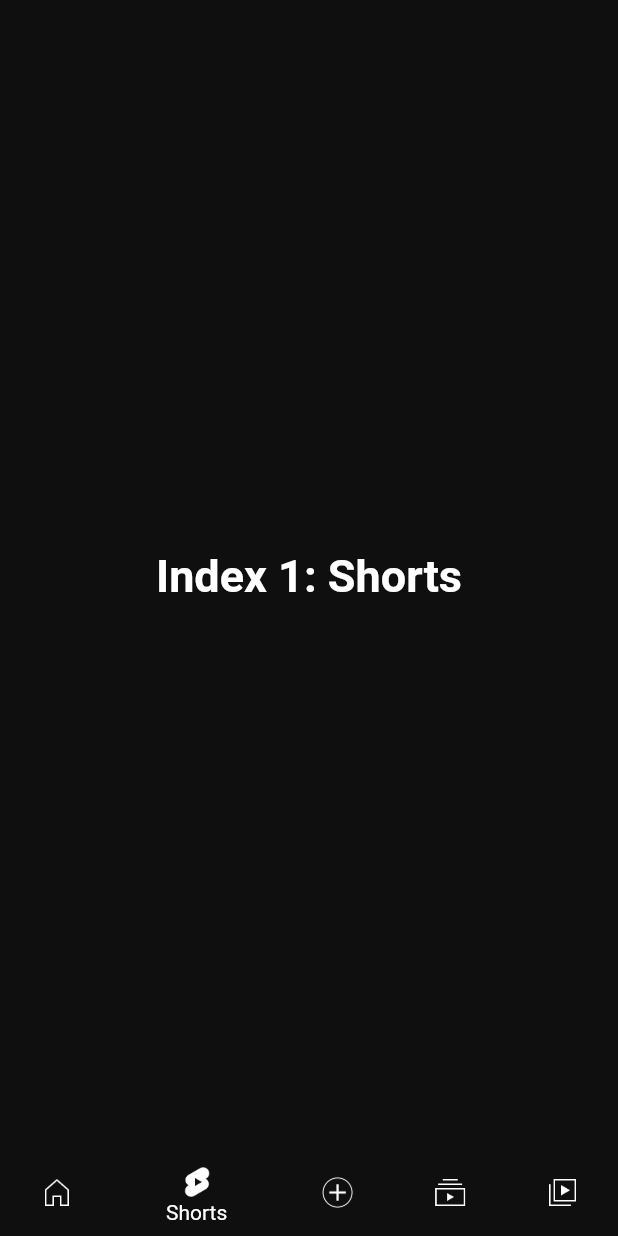
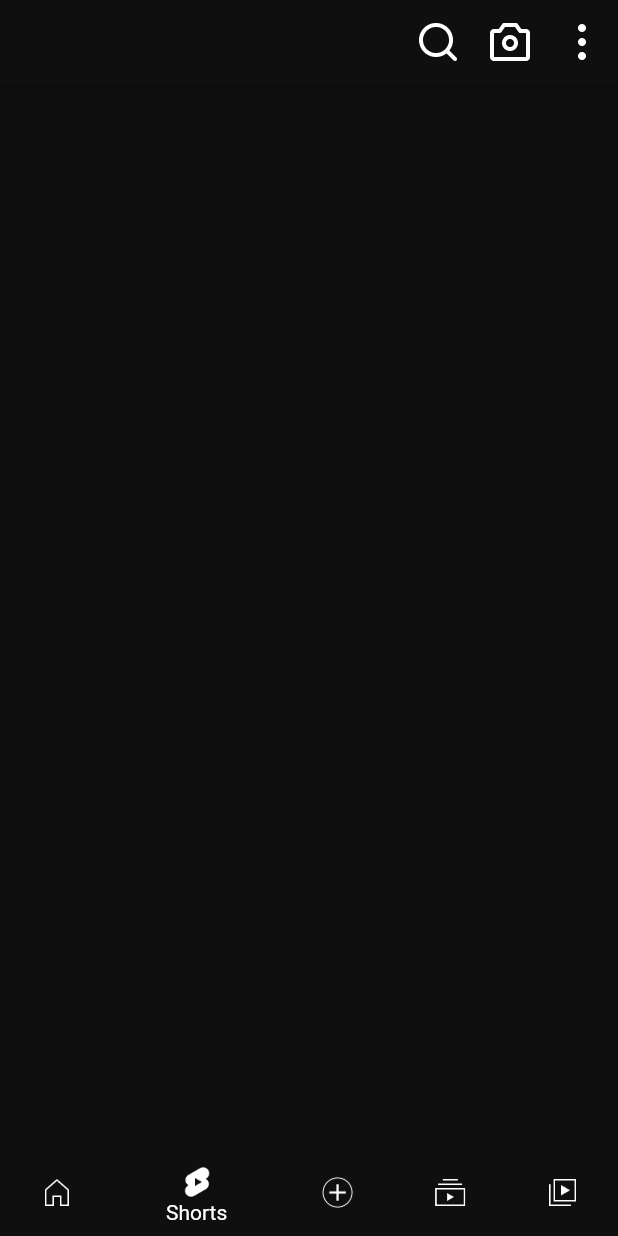
Before and after one commit to yuciferr/youtube_clone, a Flutter app: the screen it shows after launch, item 2 of the bottom bar chosen, on a phone screen of 412 x 824 dp. Run offline on Flutter 3.47's test engine with Material 2 defaults, Android fonts, the phone set to English and light mode, and no system bars.

Commit message:
Shorts page images and image Strings are added and modified on pubspec.yaml

```diff
--- a/lib/constants/image_strings.dart
+++ b/lib/constants/image_strings.dart
@@ -53,4 +53,23 @@ class MyImageStrings {
       'assets/icons/bottom_model_sheet_icons/bottom_sheet_go_live.png';
   static const String bottomSheetUploadAVideo =
       'assets/icons/bottom_model_sheet_icons/bottom_sheet_upload_a_video.png';
+
+  // shorts icons
+  static const String shortsCamera =
+      'assets/icons/shorts_icons/shorts_camera.png';
+  static const String shortsComment =
+      'assets/icons/shorts_icons/shorts_comment.png';
+  static const String shortsDetail =
+      'assets/icons/shorts_icons/shorts_detail.png';
+  static const String shortsDislike =
+      'assets/icons/shorts_icons/shorts_dislike.png';
+  static const String shortsLike = 'assets/icons/shorts_icons/shorts_like.png';
+  static const String shortsShare =
+      'assets/icons/shorts_icons/shorts_share.png';
+  static const String shortsSoundtrack =
+      'assets/icons/shorts_icons/shorts_soundtrack.png';
+  static const String shortsSubscribe =
+      'assets/icons/shorts_icons/shorts_subscribe.png';
+  static const String shortsSearch =
+      'assets/icons/shorts_icons/shorts_search.png';
 }
--- a/lib/main.dart
+++ b/lib/main.dart
@@ -45,7 +45,7 @@ class MyApp extends StatelessWidget {
         // or simply save your changes to "hot reload" in a Flutter IDE).
         // Notice that the counter didn't reset back to zero; the application
         // is not restarted.
-        primarySwatch: Colors.blue,
+        // primarySwatch: Colors.blue,
         backgroundColor: MyColors.blackMain,
         scaffoldBackgroundColor: MyColors.blackMain,
         appBarTheme: const AppBarTheme(
--- a/lib/screens/home_screen/main_with_bottom_navbar.dart
+++ b/lib/screens/home_screen/main_with_bottom_navbar.dart
@@ -1,6 +1,7 @@
 import 'package:flutter/material.dart';
 import 'package:youtube_clone/constants/colors.dart';
 import 'package:youtube_clone/constants/image_strings.dart';
+import 'package:youtube_clone/screens/home_screen/shorts_screen.dart';
 import 'package:youtube_clone/screens/home_screen/subscriptions_screen.dart';
 
 import 'home_screen.dart';
@@ -18,10 +19,7 @@ class _BottomNavState extends State<BottomNav> {
       TextStyle(fontSize: 30, fontWeight: FontWeight.bold);
   static final List<Widget> _widgetOptions = <Widget>[
     const HomeScreen(),
-    const Text(
-      'Index 1: Shorts',
-      style: optionStyle,
-    ),
+    const ShortsScreen(),
     Container(),
     const SubscriptionsScreen(),
     const Text(
--- a/lib/screens/home_screen/shorts_screen.dart
+++ b/lib/screens/home_screen/shorts_screen.dart
@@ -0,0 +1,46 @@
+import 'package:flutter/material.dart';
+
+import '../../constants/image_strings.dart';
+
+class ShortsScreen extends StatefulWidget {
+  const ShortsScreen({super.key});
+
+  @override
+  State<ShortsScreen> createState() => _ShortsScreenState();
+}
+
+class _ShortsScreenState extends State<ShortsScreen> {
+  @override
+  Widget build(BuildContext context) {
+    return Scaffold(
+      appBar: AppBar(
+        actions: [
+          IconButton(
+            onPressed: () {},
+            icon: const ImageIcon(
+              AssetImage(MyImageStrings.shortsSearch),
+              size: 250.0,
+              color: Colors.white,
+            ),
+          ),
+          IconButton(
+            onPressed: () {},
+            icon: const ImageIcon(
+              AssetImage(MyImageStrings.shortsCamera),
+              size: 250.0,
+              color: Colors.white,
+            ),
+          ),
+          IconButton(
+            onPressed: () {},
+            icon: const ImageIcon(
+              AssetImage(MyImageStrings.shortsDetail),
+              size: 250.0,
+              color: Colors.white,
+            ),
+          ),
+        ],
+      ),
+    );
+  }
+}
--- a/pubspec.yaml
+++ b/pubspec.yaml
@@ -68,6 +68,7 @@ flutter:
     - assets/icons/navbar_icons/inactive/
     - assets/icons/appbar_icons/
     - assets/icons/bottom_model_sheet_icons/
+    - assets/icons/shorts_icons/
 
   # To add assets to your application, add an assets section, like this:
 
```
Also changed, not shown: assets/icons/shorts_icons/shorts_camera.png (added), assets/icons/shorts_icons/shorts_comment.png (added), assets/icons/shorts_icons/shorts_detail.png (added), assets/icons/shorts_icons/shorts_dislike.png (added), assets/icons/shorts_icons/shorts_like.png (added), assets/icons/shorts_icons/shorts_search.png (added), assets/icons/shorts_icons/shorts_share.png (added), assets/icons/shorts_icons/shorts_soundtrack.png (added), assets/icons/shorts_icons/shorts_subscribe.png (added).
